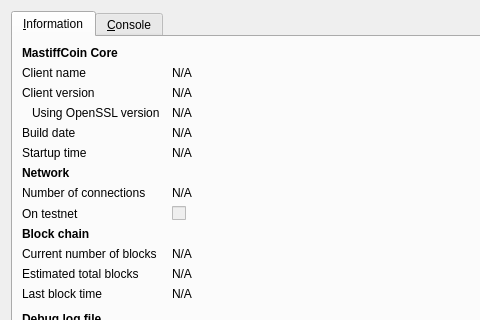
This is src/qt/forms/rpcconsole.ui in mastcoin/mastcoin as Qt 5 draws it before an edit; both pictures show x 0 to 480 and y 0 to 320 of the 740 by 450 pixel window. The edited form follows.
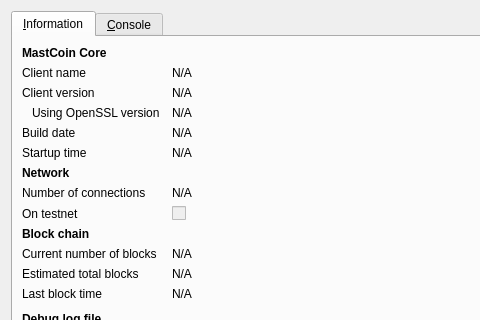
This is the edited form. Icons and pictures are not drawn.

Commit message: Rebranding MastiffCoin to MastCoin

```diff
--- a/src/qt/forms/rpcconsole.ui
+++ b/src/qt/forms/rpcconsole.ui
@@ -36,7 +36,7 @@
           </font>
          </property>
          <property name="text">
-          <string>MastiffCoin Core</string>
+          <string>MastCoin Core</string>
          </property>
         </widget>
        </item>
```
Left out of the diff: 6 changed lines with no effect on the pictures. The commit also changes 18 other files.
